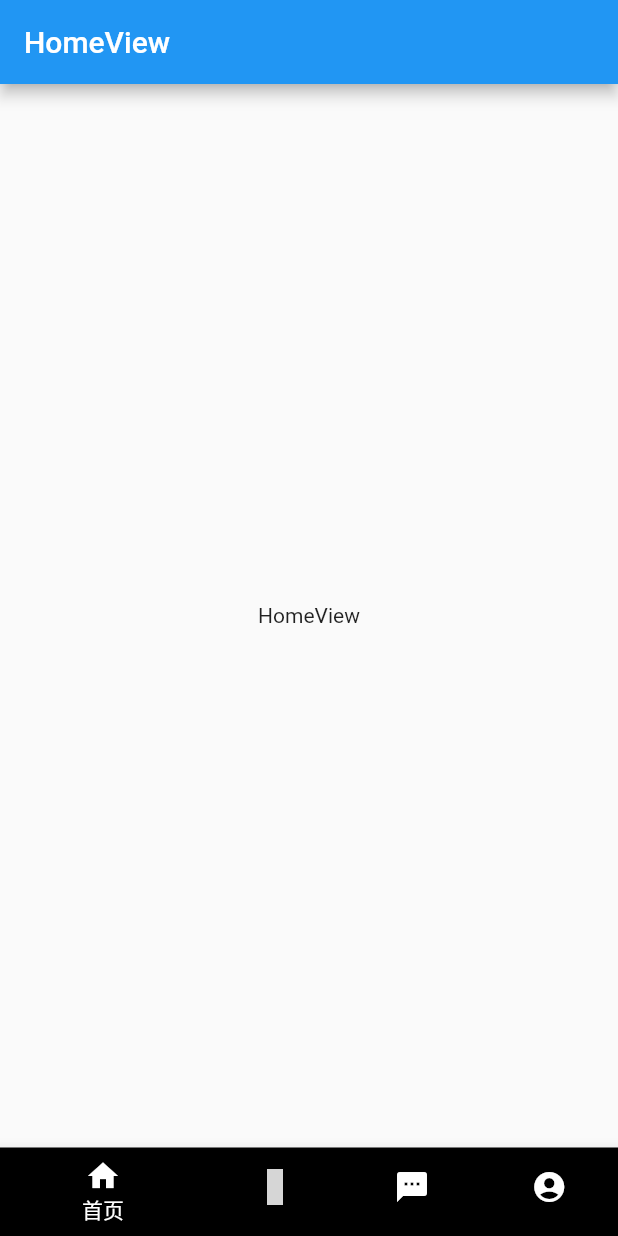
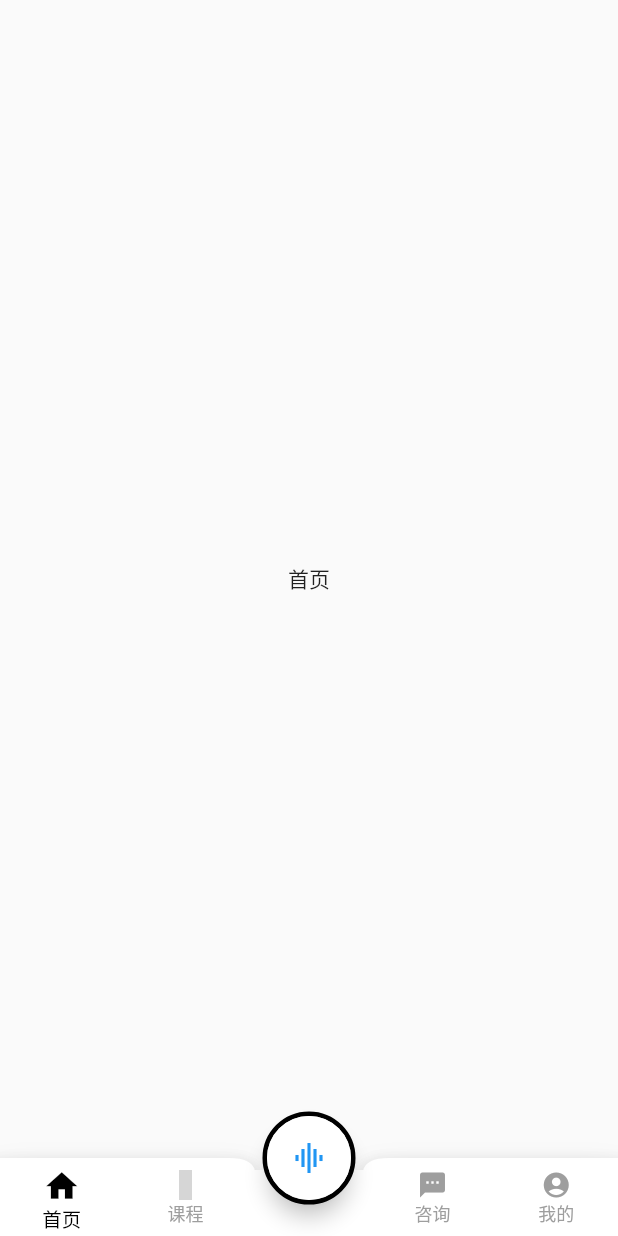
Before and after one commit to proflulab/LuLab_frontend, a Flutter app: the screen it shows after launch, on a phone screen of 412 x 824 dp. Run offline on Flutter 3.47's test engine with Material 2 defaults, Android fonts, the phone set to English and light mode, and no system bars; statements that could not run were skipped; grey boxes are pictures that could not be loaded.

Commit message:
bottom_full

```diff
--- /dev/null
+++ b/lib/bottom_bar.dart
@@ -0,0 +1,150 @@
+import 'package:flutter/material.dart';
+import 'child_item_view.dart';
+
+///有状态StatefulWidget
+///继承于 StatefulWidget，通过 State 的 build 方法去构建控件
+
+class BotomeMenumBarPage extends StatefulWidget {
+////通过构造方法传值
+  BotomeMenumBarPage();
+//主要是负责创建state
+  @override
+  BotomeMenumBarPageState createState() => BotomeMenumBarPageState();
+}
+
+///在 State 中,可以动态改变数据
+///在 setState 之后，改变的数据会触发 Widget 重新构建刷新
+class BotomeMenumBarPageState extends State<BotomeMenumBarPage> {
+  BotomeMenumBarPageState();
+  @override
+  void initState() {
+    ///初始化，这个函数在生命周期中只调用一次
+    super.initState();
+  }
+
+  @override
+  Widget build(BuildContext context) {
+//构建页面
+    return buildBottomTabScaffold();
+  }
+
+//当前显示页面的
+  int currentIndex = 0;
+//点击导航项是要显示的页面
+  final pages = [
+    ChildItemView("首页"),
+    ChildItemView("课程"),
+    ChildItemView("咨询"),
+    ChildItemView("我的")
+  ];
+  Widget buildBottomTabScaffold() {
+    return SizedBox(
+        height: 100,
+        child: Scaffold(
+//对应的页面
+          body: pages[currentIndex],
+//appBar: AppBar(title: const Text('Bottom App Bar')),
+//悬浮按钮的位置
+          floatingActionButtonLocation:
+              FloatingActionButtonLocation.centerDocked,
+//悬浮按钮
+          floatingActionButton: Container(
+            decoration: BoxDecoration(
+                border: Border.all(color: Colors.black, width: 3),
+                borderRadius: BorderRadius.circular(60)),
+            child: FloatingActionButton(
+              backgroundColor: Colors.white,
+              child: Icon(
+                Icons.graphic_eq,
+                color: Colors.blue,
+              ),
+              onPressed: () {
+                print("add press ");
+              },
+            ),
+          ),
+//其他菜单栏
+          bottomNavigationBar: BottomAppBar(
+//悬浮按钮 与其他菜单栏的结合方式
+            shape: CircularNotchedRectangle(),
+// FloatingActionButton和BottomAppBar 之间的差距
+            notchMargin: 6.0,
+            color: Colors.white,
+            child: Row(
+              mainAxisSize: MainAxisSize.max,
+              mainAxisAlignment: MainAxisAlignment.spaceAround,
+              children: <Widget>[
+                buildBotomItem(currentIndex, 0, Icons.home, "首页"),
+                buildBotomItem(currentIndex, 1, Icons.class__outlined, "课程"),
+                buildBotomItem(currentIndex, -1, Icons.access_alarm, ""),
+                buildBotomItem(currentIndex, 2, Icons.sms, "咨询"),
+                buildBotomItem(currentIndex, 3, Icons.account_circle, "我的"),
+              ],
+            ),
+          ),
+        ));
+  }
+
+// ignore: slash_for_doc_comments
+/**
+* @param selectIndex 当前选中的页面
+* @param index 每个条目对应的角标
+* @param iconData 每个条目对就的图标
+* @param title 每个条目对应的标题
+*/
+  buildBotomItem(int selectIndex, int index, IconData iconData, String title) {
+//未选中状态的样式
+    TextStyle textStyle = TextStyle(fontSize: 12.0, color: Colors.grey);
+    // MaterialColor iconColor = Colors.grey;
+    Color iconColor = Colors.grey;
+    double iconSize = 20;
+    EdgeInsetsGeometry padding = EdgeInsets.only(top: 8.0);
+    if (selectIndex == index) {
+//选中状态的文字样式
+      textStyle = TextStyle(fontSize: 13.0, color: Colors.black);
+//选中状态的按钮样式
+      iconColor = Colors.black;
+      iconSize = 25;
+      padding = EdgeInsets.only(top: 6.0);
+    }
+    Widget padItem = SizedBox();
+    padItem = Padding(
+      padding: padding,
+      child: Container(
+        color: Colors.white,
+        child: Center(
+          child: Column(
+            children: <Widget>[
+              Icon(
+                iconData,
+                color: iconColor,
+                size: iconSize,
+              ),
+              Text(
+                title,
+                style: textStyle,
+              )
+            ],
+          ),
+        ),
+      ),
+    );
+    Widget item = Expanded(
+      flex: 1,
+      child: new GestureDetector(
+        onTap: () {
+          if (index != currentIndex) {
+            setState(() {
+              currentIndex = index;
+            });
+          }
+        },
+        child: SizedBox(
+          height: 52,
+          child: padItem,
+        ),
+      ),
+    );
+    return item;
+  }
+}
--- a/lib/bottom_navigation_bar.dart
+++ /dev/null
@@ -1,81 +0,0 @@
-import 'package:flutter/material.dart';
-import 'pages/course_screen.dart';
-import 'pages/home_screen.dart';
-import 'pages/account_screen.dart';
-import 'pages/counsel_screen.dart';
-
-class BottomNavigationBarDemo extends StatefulWidget {
-  BottomNavigationBarDemo({Key? key}) : super(key: key);
-
-  @override
-  _BottomNavigationBarDemoState createState() =>
-      _BottomNavigationBarDemoState();
-}
-
-class _BottomNavigationBarDemoState extends State<BottomNavigationBarDemo> {
-  // ignore: non_constant_identifier_names
-  final _bottom_nav_color = Colors.white;
-
-  List<Widget> btmls = [];
-
-  late var currentIndex = 0;
-
-  @override
-  void initState() {
-    btmls
-      ..add(HomeView())
-      ..add(CourseView())
-      ..add(CounselView())
-      ..add(AccountView());
-    super.initState();
-  }
-
-  @override
-  Widget build(BuildContext context) {
-    return Scaffold(
-      body: btmls[currentIndex],
-      bottomNavigationBar: BottomNavigationBar(
-        currentIndex: currentIndex,
-        onTap: (int index) {
-          setState(() {
-            currentIndex = index;
-          });
-        },
-        items: [
-          BottomNavigationBarItem(
-            icon: Icon(
-              Icons.home,
-              color: _bottom_nav_color,
-            ),
-            label: "首页",
-            backgroundColor: Colors.black,
-          ),
-          BottomNavigationBarItem(
-            icon: Icon(
-              Icons.class__outlined,
-              color: _bottom_nav_color,
-            ),
-            label: "课程",
-            backgroundColor: Colors.black,
-          ),
-          BottomNavigationBarItem(
-            icon: Icon(
-              Icons.sms,
-              color: _bottom_nav_color,
-            ),
-            label: "咨询",
-            backgroundColor: Colors.black,
-          ),
-          BottomNavigationBarItem(
-            icon: Icon(
-              Icons.account_circle,
-              color: _bottom_nav_color,
-            ),
-            label: "我的",
-            backgroundColor: Colors.black,
-          ),
-        ],
-      ),
-    );
-  }
-}
--- /dev/null
+++ b/lib/child_item_view.dart
@@ -0,0 +1,18 @@
+import 'package:flutter/material.dart';
+
+// ignore: must_be_immutable
+class ChildItemView extends StatefulWidget {
+  String _title;
+  ChildItemView(this._title);
+  @override
+  _ChildItemViewState createState() => _ChildItemViewState();
+}
+
+class _ChildItemViewState extends State<ChildItemView> {
+  @override
+  Widget build(BuildContext context) {
+    return Container(
+      child: Center(child: Text(widget._title)),
+    );
+  }
+}
--- a/lib/main.dart
+++ b/lib/main.dart
@@ -1,5 +1,5 @@
 import 'package:flutter/material.dart';
-import './bottom_navigation_bar.dart';
+import 'bottom_bar.dart';
 
 void main() => runApp(MyApp());
 
@@ -9,9 +9,9 @@
   @override
   Widget build(BuildContext context) {
     return MaterialApp(
-      title: "bottomDemo",
+      title: "BottomBar",
       theme: ThemeData.light(),
-      home: BottomNavigationBarDemo(),
+      home: BotomeMenumBarPage(),
     );
   }
 }
--- a/lib/pages/account_screen.dart
+++ /dev/null
@@ -1,17 +0,0 @@
-import 'package:flutter/material.dart';
-
-class AccountView extends StatelessWidget {
-  const AccountView({Key? key}) : super(key: key);
-
-  @override
-  Widget build(BuildContext context) {
-    return Scaffold(
-      appBar: AppBar(
-        title: Text("我的"),
-      ),
-      body: Center(
-        child: Text("我的"),
-      ),
-    );
-  }
-}
--- a/lib/pages/counsel_screen.dart
+++ /dev/null
@@ -1,17 +0,0 @@
-import 'package:flutter/material.dart';
-
-class CounselView extends StatelessWidget {
-  const CounselView({Key? key}) : super(key: key);
-
-  @override
-  Widget build(BuildContext context) {
-    return Scaffold(
-      appBar: AppBar(
-        title: Text("咨询"),
-      ),
-      body: Center(
-        child: Text("咨询"),
-      ),
-    );
-  }
-}
--- a/lib/pages/course_screen.dart
+++ /dev/null
@@ -1,17 +0,0 @@
-import 'package:flutter/material.dart';
-
-class CourseView extends StatelessWidget {
-  const CourseView({Key? key}) : super(key: key);
-
-  @override
-  Widget build(BuildContext context) {
-    return Scaffold(
-      appBar: AppBar(
-        title: Text("课程"),
-      ),
-      body: Center(
-        child: Text("课程"),
-      ),
-    );
-  }
-}
--- a/lib/pages/home_screen.dart
+++ /dev/null
@@ -1,17 +0,0 @@
-import 'package:flutter/material.dart';
-
-class HomeView extends StatelessWidget {
-  const HomeView({Key? key}) : super(key: key);
-
-  @override
-  Widget build(BuildContext context) {
-    return Scaffold(
-      appBar: AppBar(
-        title: Text("HomeView"),
-      ),
-      body: Center(
-        child: Text("HomeView"),
-      ),
-    );
-  }
-}
```
Also changed, not shown: 1 other file.
